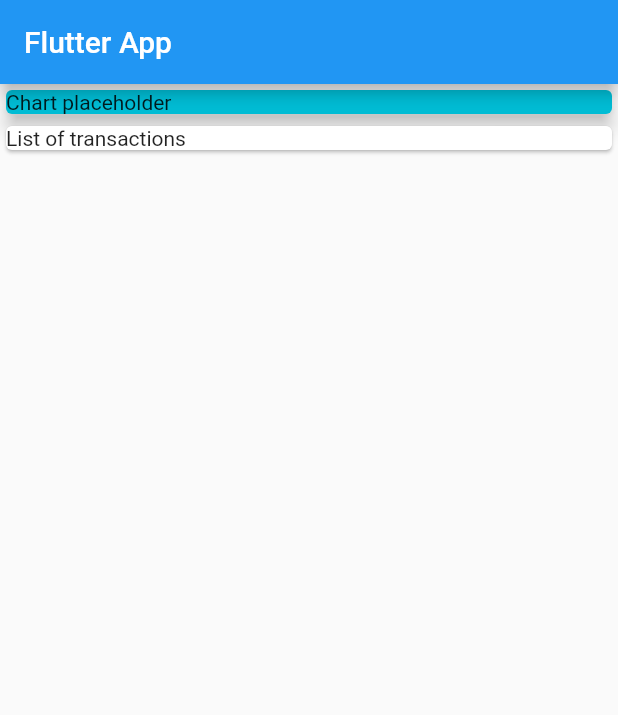
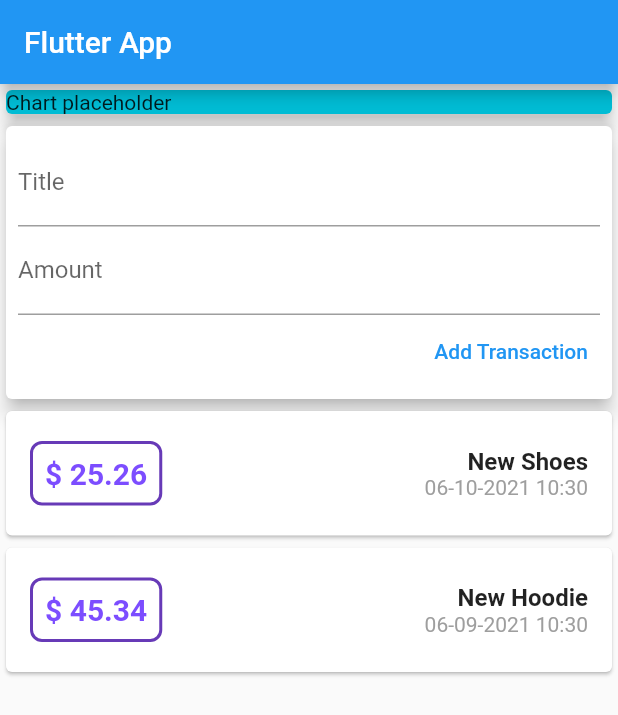
Before and after one commit to stefann19/mxscw_expenses_app, a Flutter app: the screen it shows after launch, on a phone screen of 412 x 824 dp. Shown: the top 715 px of the screen. Run offline on Flutter 3.47's test engine with Material 2 defaults, Android fonts, the phone set to English and light mode, and no system bars.

Commit message:
04.18 Fetching User Input

```diff
--- a/lib/main.dart
+++ b/lib/main.dart
@@ -1,6 +1,7 @@
+import 'package:flutter/cupertino.dart';
 import 'package:flutter/material.dart';
+import 'package:intl/intl.dart';
 import './transaction.dart';
-
 void main() {
   runApp(const MyApp());
 }
@@ -22,10 +23,12 @@ class MyApp extends StatelessWidget {
 
 class MyHomePage extends StatelessWidget {
   MyHomePage({Key? key}) : super(key: key);
-  final List<Transaction> transactions = [
-    Transaction(id:'1',title: 'New Shoes',amount: 25.26,date:DateTime.now()),
-    Transaction(id:'2',title: 'New Hoodie',amount: 45.34,date:DateTime.now().add(const Duration(days: -30)))
+  final List<TransactionModel> transactions = [
+    TransactionModel(id:'1',title: 'New Shoes',amount: 25.26,date:DateTime.now()),
+    TransactionModel(id:'2',title: 'New Hoodie',amount: 45.34,date:DateTime.now().add(const Duration(days: -30)))
   ];
+  TextEditingController titleController= TextEditingController();
+  TextEditingController amountController= TextEditingController();
 
   @override
   Widget build(BuildContext context) {
@@ -43,7 +46,56 @@ class MyHomePage extends StatelessWidget {
               color: Colors.cyan,
             ),
           ),
-          Card(child: Text('List of transactions'),)
+          Card(
+            elevation: 5,
+            child: Container(
+              padding: EdgeInsets.all(8),
+              child: Column(
+                crossAxisAlignment: CrossAxisAlignment.end,
+                children: [
+                  TextField(decoration: InputDecoration(labelText: 'Title'), controller: titleController,),
+                  TextField(decoration: InputDecoration(labelText: 'Amount'),controller: amountController,),
+                  TextButton(onPressed: ()=>{
+                    print('title:${titleController.text} amount:${amountController.text} date:${DateTime.now()}')
+                  }, child: Text('Add Transaction'),),
+                ],
+              ),
+            ),
+          ),
+          Column(
+            children: [
+              ...transactions.map((t) =>
+                  Card(
+                    child: Container(
+                      padding: EdgeInsets.all(16),
+                      child: Row(
+                        mainAxisAlignment: MainAxisAlignment.spaceBetween,
+                        children: [
+                          Container(
+                            margin: EdgeInsets.symmetric(vertical: 4),
+                            padding: EdgeInsets.all(8),
+                            decoration: BoxDecoration(
+                              border: Border.all(color: Colors.deepPurple,width:2 ,),borderRadius: BorderRadius.circular(8)
+                            ),
+                            child:
+                              Text(
+                                '\$ ${t.amount}',
+                                style: const TextStyle(fontWeight: FontWeight.bold, fontSize: 20,color: Colors.deepPurpleAccent ),
+                              ),
+                          ),
+                          Column(
+                            crossAxisAlignment: CrossAxisAlignment.end,
+                            children: [
+                              Text(t.title,style: const TextStyle(fontWeight: FontWeight.bold, fontSize: 16),),
+                              Text(DateFormat('dd-MM-yyyy hh:mm').format(t.date), style: const TextStyle(color: Colors.grey))
+                            ]
+                          )
+                        ],
+                      ),
+                    ),
+                  ))
+            ],
+          )
         ],
       ), // This trailing comma makes auto-formatting nicer for build methods.
     );
--- a/lib/transaction.dart
+++ b/lib/transaction.dart
@@ -1,7 +1,7 @@
-class Transaction {
+class TransactionModel {
   final String id;
   final String title;
   final double amount;
   final DateTime date;
-  Transaction({required this.id,required this.title,required this.amount,required this.date});
+  TransactionModel({required this.id,required this.title,required this.amount,required this.date});
 }
--- a/pubspec.yaml
+++ b/pubspec.yaml
@@ -34,6 +34,7 @@ dependencies:
   # The following adds the Cupertino Icons font to your application.
   # Use with the CupertinoIcons class for iOS style icons.
   cupertino_icons: ^1.0.2
+  intl: ^0.17.0
 
 dev_dependencies:
   flutter_test:
```
Also changed, not shown: pubspec.lock.
